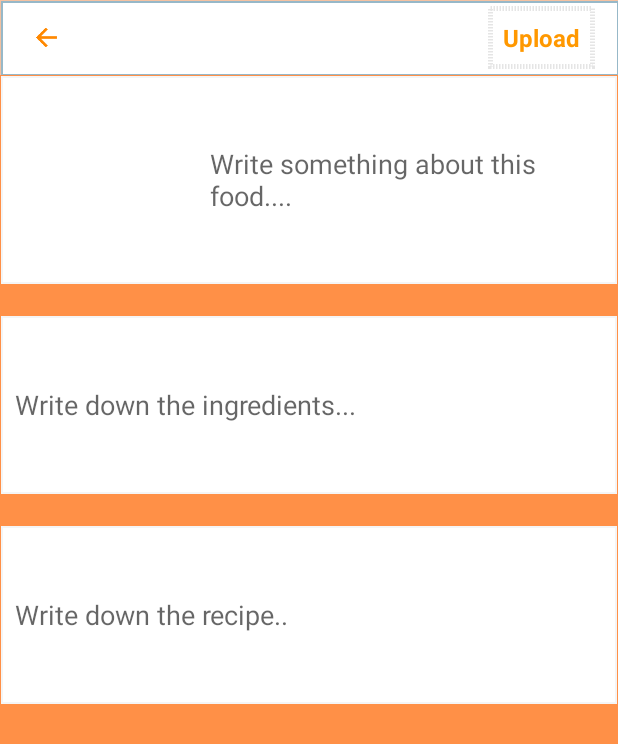
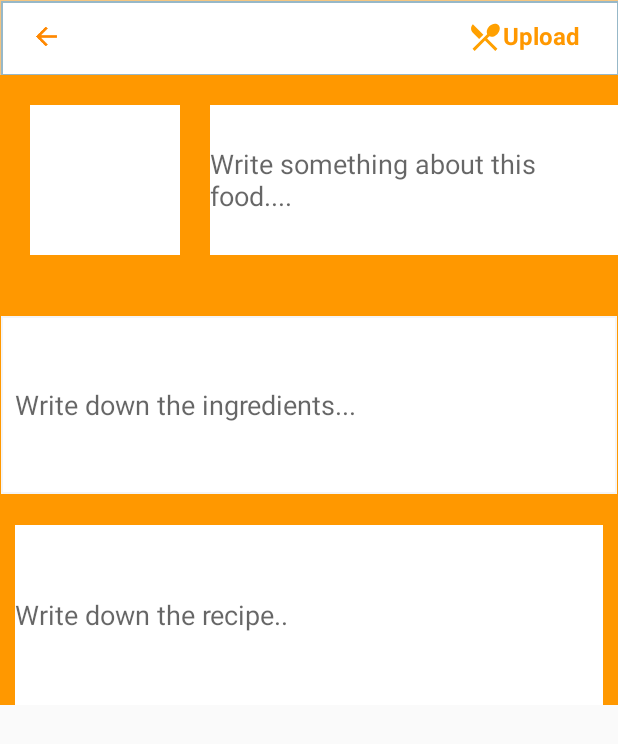
Before and after one commit to tcarausu/p2Project, an Android app: the layout activity_next.xml on its own in the app's theme, with its tools: preview values and no code run, on a phone screen of 412 x 824 dp. Shown: the top 744 px of the screen. Run offline under Robolectric (Android 15) with nearby library versions, the phone set to English and light mode, and no system bars; Roboto replaces fonts that are not available here.

Commit message:
slight changes in select pic fragment and next activity

```diff
--- a/app/src/main/java/com/example/myapplication/comment_activity/CommentsActivity.java
+++ b/app/src/main/java/com/example/myapplication/comment_activity/CommentsActivity.java
@@ -201,7 +201,8 @@ public class CommentsActivity extends AppCompatActivity implements View.OnClickL
         newComment.setUserId(currentUserId);
 
         // ADD HERE TO THE ARRAYLIST AND RETRIEVE DATA IN HOMEFRAGMENT
-        if (currentPost.getCommentList().size() == 0) {
+        if (currentPost != null && currentPost.getCommentList() != null) {
+
             commentsList.add(newComment);
             currentPost.setCommentList(commentsList);
             mAdapter.notifyDataSetChanged();
--- a/app/src/main/java/com/example/myapplication/postActivity/NextActivity.java
+++ b/app/src/main/java/com/example/myapplication/postActivity/NextActivity.java
@@ -247,7 +247,7 @@ public class NextActivity extends AppCompatActivity implements View.OnClickListe
         Button mobileDataButton = layoutView.findViewById(R.id.DATA);
         ImageButton cancelButton = layoutView.findViewById(R.id.CANCEL);
 
-        OurAlertDialog.Builder myDialogBuilder = new OurAlertDialog.Builder(getApplicationContext());
+        OurAlertDialog.Builder myDialogBuilder = new OurAlertDialog.Builder(this);
         myDialogBuilder.setView(layoutView);
         myDialogBuilder.setIcon(R.mipmap.chefood_icones);
         final AlertDialog alertDialog = myDialogBuilder.create();
--- a/app/src/main/res/layout/activity_next.xml
+++ b/app/src/main/res/layout/activity_next.xml
@@ -1,17 +1,13 @@
-<?xml version="1.0" encoding="utf-8"?>
-<LinearLayout xmlns:android="http://schemas.android.com/apk/res/android"
-    xmlns:tools="http://schemas.android.com/tools"
-    android:layout_width="match_parent"
-    android:layout_height="match_parent"
-    android:background="@color/orangeMainTheme"
-    android:orientation="vertical"
-    tools:context=".postActivity.NextActivity">
+<?xml version="1.0" encoding="utf-8"?><!--<LinearLayout xmlns:android="http://schemas.android.com/apk/res/android"--><!--xmlns:tools="http://schemas.android.com/tools"--><!--android:layout_width="match_parent"--><!--android:layout_height="match_parent"--><!--android:background="@color/orangeMainTheme"--><!--android:orientation="vertical"--><!--tools:context=".postActivity.NextActivity">-->
 
 <ScrollView
+
+    xmlns:android="http://schemas.android.com/apk/res/android"
     android:layout_width="match_parent"
     android:layout_height="match_parent">
 
     <RelativeLayout
+        android:background="@color/orange"
         android:layout_width="wrap_content"
         android:layout_height="0dp">
 
@@ -24,11 +20,11 @@
         </RelativeLayout>
 
         <RelativeLayout
+            android:backgroundTint="@color/orange"
             android:id="@id/relLayout2"
             android:layout_width="match_parent"
             android:layout_height="wrap_content"
-                android:layout_below="@id/relLayout1"
-                android:background="@drawable/grey_border_bottom">
+            android:layout_below="@id/relLayout1">
 
             <ImageView
                 android:id="@+id/image_tobe_shared"
@@ -37,21 +33,20 @@
                 android:layout_centerVertical="true"
                 android:layout_marginStart="20dp"
                 android:layout_marginBottom="40dp"
+                android:background="@color/white"
                 android:contentDescription="@string/selected_image"
                 android:scaleType="centerCrop" />
 
             <EditText
-                    android:maxLength="40"
                 android:id="@+id/image_desc_edittext"
                 android:layout_width="match_parent"
                 android:layout_height="100sp"
                 android:layout_centerVertical="true"
                 android:layout_marginStart="20dp"
                 android:layout_toEndOf="@+id/image_tobe_shared"
-                    android:background="@null"
+                android:background="@color/white"
                 android:hint="@string/image_description_share"
-                    android:importantForAutofill="no"
-                    tools:targetApi="o" />
+                android:maxLength="40" />
 
         </RelativeLayout>
 
@@ -74,8 +69,7 @@
                 android:layout_marginBottom="0dp"
                 android:background="@null"
                 android:hint="@string/image_ingredients_share"
-                    android:importantForAutofill="no"
-                    tools:targetApi="o" />
+                android:importantForAutofill="no" />
 
         </RelativeLayout>
 
@@ -86,7 +80,7 @@
             android:layout_height="wrap_content"
             android:layout_below="@id/relLayout3"
             android:layout_marginTop="20dp"
-                android:background="@drawable/grey_border_bottom">
+            android:background="@color/orange">
 
             <EditText
                 android:id="@+id/image_recipe_edittext"
@@ -96,14 +90,12 @@
                 android:layout_centerInParent="true"
                 android:layout_marginStart="20dp"
                 android:layout_marginBottom="0dp"
-                    android:background="@null"
+                android:background="@color/white"
                 android:hint="@string/string_recipe"
-                    android:importantForAutofill="no"
-                    tools:targetApi="o" />
+                android:importantForAutofill="no" />
 
         </RelativeLayout>
 
     </RelativeLayout>
 
 </ScrollView>
-</LinearLayout>
--- a/app/src/main/res/layout/snippet_share_post_toolbar.xml
+++ b/app/src/main/res/layout/snippet_share_post_toolbar.xml
@@ -34,8 +34,8 @@
                     android:layout_height="wrap_content"
                     android:text="@string/upload"
                     android:textStyle="bold"
-                    android:background="@drawable/input_fields_frame_grey"
                     android:padding="10dp"
+                    android:drawableStart="@drawable/post_recipe"
                     android:layout_alignParentEnd="true"
                     android:layout_marginEnd="15sp"
                     android:textSize="16sp"
--- a/app/src/main/res/layout/snippet_top_gallery_toolbar.xml
+++ b/app/src/main/res/layout/snippet_top_gallery_toolbar.xml
@@ -32,7 +32,6 @@
                     android:layout_alignParentStart="true"
                     android:layout_centerVertical="true"
                     android:layout_marginEnd="20dp"
-                    android:background="@drawable/buttons_design_white"
                     android:onClick="onClick"
                     android:src="@drawable/orange_cancel" />
 
@@ -41,7 +40,6 @@
 
                     android:layout_width="wrap_content"
                     android:layout_height="wrap_content"
-                    android:background="@drawable/buttons_design_white"
                     android:text="@string/next"
                     android:layout_alignParentEnd="true"
                     android:padding="10dp"
```
Also changed, not shown: app/src/main/java/com/example/myapplication/home/HomeFragment.java (+10 -2 lines), app/src/main/java/com/example/myapplication/postActivity/SelectPictureFragment.java (+6 -13 lines), app/src/main/java/com/example/myapplication/user_profile/UserProfileFragment.java (+7 -4 lines), app/src/main/res/layout/fragment_select_picture.xml (+42 -36 lines). Lines whose indentation alone changed are shown as unchanged.
